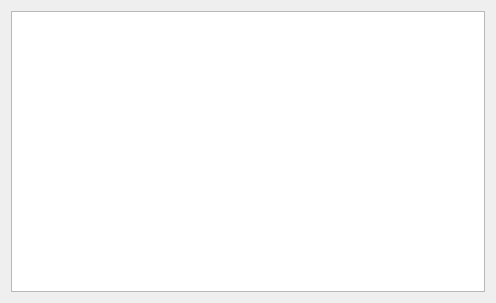
Qt form query/QueryMainWin.ui (urielyan/sunDemon) before a commit.
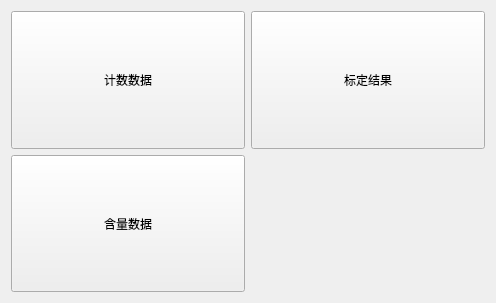
The same form after that commit.

Patch:
```diff
--- a/query/QueryMainWin.ui
+++ b/query/QueryMainWin.ui
@@ -15,7 +15,43 @@
   </property>
   <layout class="QGridLayout" name="gridLayout">
    <item row="0" column="0">
-    <widget class="QTableView" name="tableView"/>
+    <widget class="QPushButton" name="count">
+     <property name="sizePolicy">
+      <sizepolicy hsizetype="Minimum" vsizetype="Minimum">
+       <horstretch>0</horstretch>
+       <verstretch>0</verstretch>
+      </sizepolicy>
+     </property>
+     <property name="text">
+      <string>计数数据</string>
+     </property>
+    </widget>
+   </item>
+   <item row="0" column="1">
+    <widget class="QPushButton" name="calibrate">
+     <property name="sizePolicy">
+      <sizepolicy hsizetype="Minimum" vsizetype="Minimum">
+       <horstretch>0</horstretch>
+       <verstretch>0</verstretch>
+      </sizepolicy>
+     </property>
+     <property name="text">
+      <string>标定结果</string>
+     </property>
+    </widget>
+   </item>
+   <item row="1" column="0">
+    <widget class="QPushButton" name="sample">
+     <property name="sizePolicy">
+      <sizepolicy hsizetype="Minimum" vsizetype="Minimum">
+       <horstretch>0</horstretch>
+       <verstretch>0</verstretch>
+      </sizepolicy>
+     </property>
+     <property name="text">
+      <string>含量数据</string>
+     </property>
+    </widget>
    </item>
   </layout>
  </widget>
```
